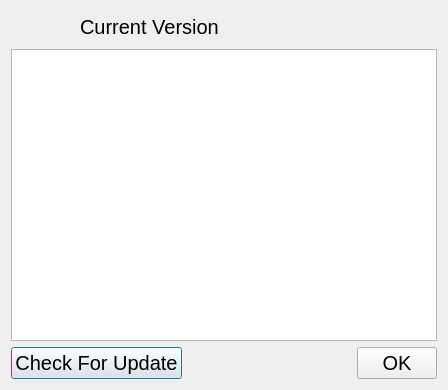
First picture: the form in BerEditor/about_dlg.ui, repository jykim74/BerEditor, before the edit.
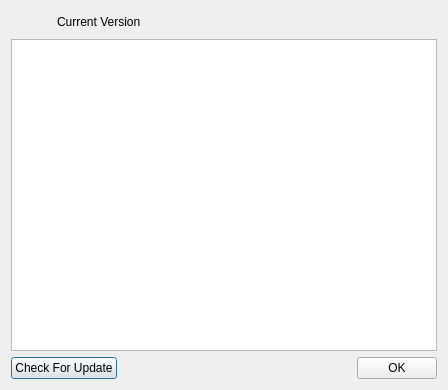
Second picture: the form after the edit. Icons and pictures are not drawn.

The edit to the form file:
```diff
--- a/BerEditor/about_dlg.ui
+++ b/BerEditor/about_dlg.ui
@@ -10,12 +10,6 @@
     <height>390</height>
    </rect>
   </property>
-  <property name="font">
-   <font>
-    <pointsize>15</pointsize>
-    <bold>true</bold>
-   </font>
-  </property>
   <property name="windowTitle">
    <string>About BerViewer</string>
   </property>
@@ -47,12 +41,6 @@
      </item>
      <item>
       <widget class="QLabel" name="mVersionLabel">
-       <property name="font">
-        <font>
-         <pointsize>15</pointsize>
-         <bold>false</bold>
-        </font>
-       </property>
        <property name="text">
         <string>Current Version</string>
        </property>
@@ -77,7 +65,7 @@
     <widget class="QTextBrowser" name="mAboutText">
      <property name="font">
       <font>
-       <pointsize>15</pointsize>
+       <pointsize>9</pointsize>
        <bold>false</bold>
       </font>
      </property>
@@ -92,7 +80,7 @@
       <widget class="QPushButton" name="mCheckUpdatBtn">
        <property name="font">
         <font>
-         <pointsize>15</pointsize>
+         <pointsize>9</pointsize>
          <bold>false</bold>
         </font>
        </property>
@@ -116,12 +104,6 @@
      </item>
      <item>
       <widget class="QPushButton" name="mOKBtn">
-       <property name="font">
-        <font>
-         <pointsize>15</pointsize>
-         <bold>false</bold>
-        </font>
-       </property>
        <property name="text">
         <string>OK</string>
        </property>
```
